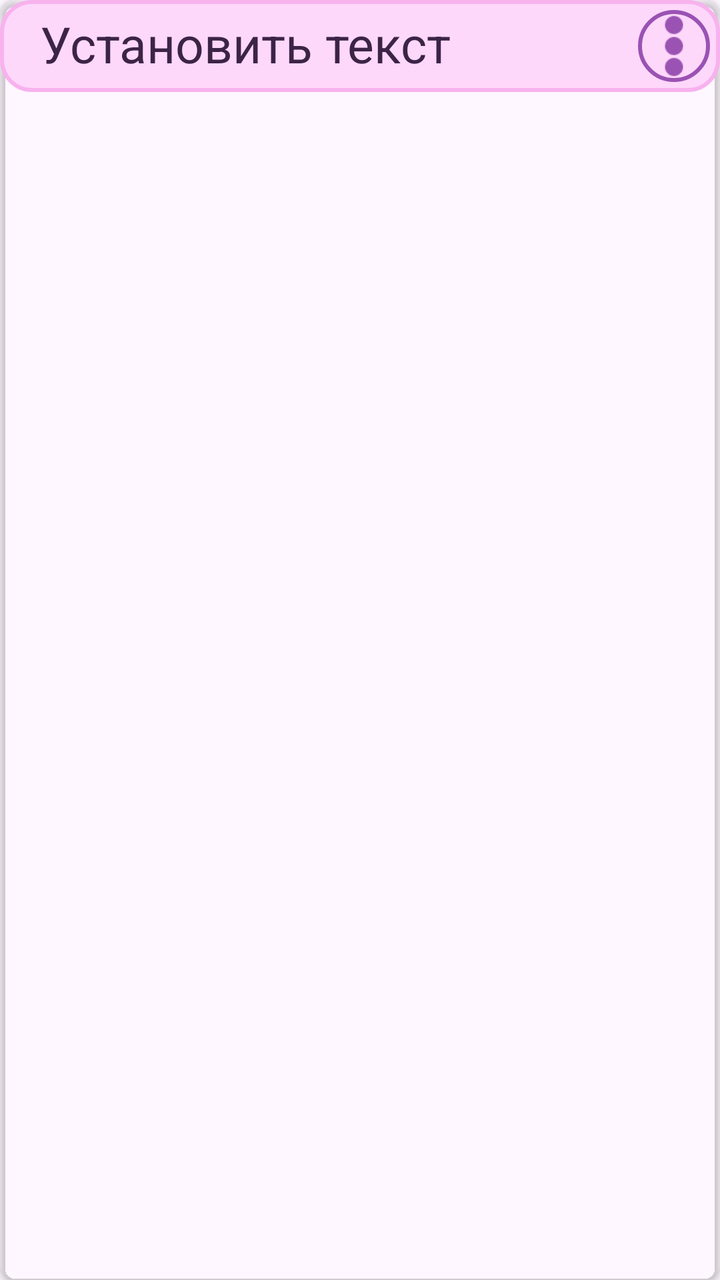
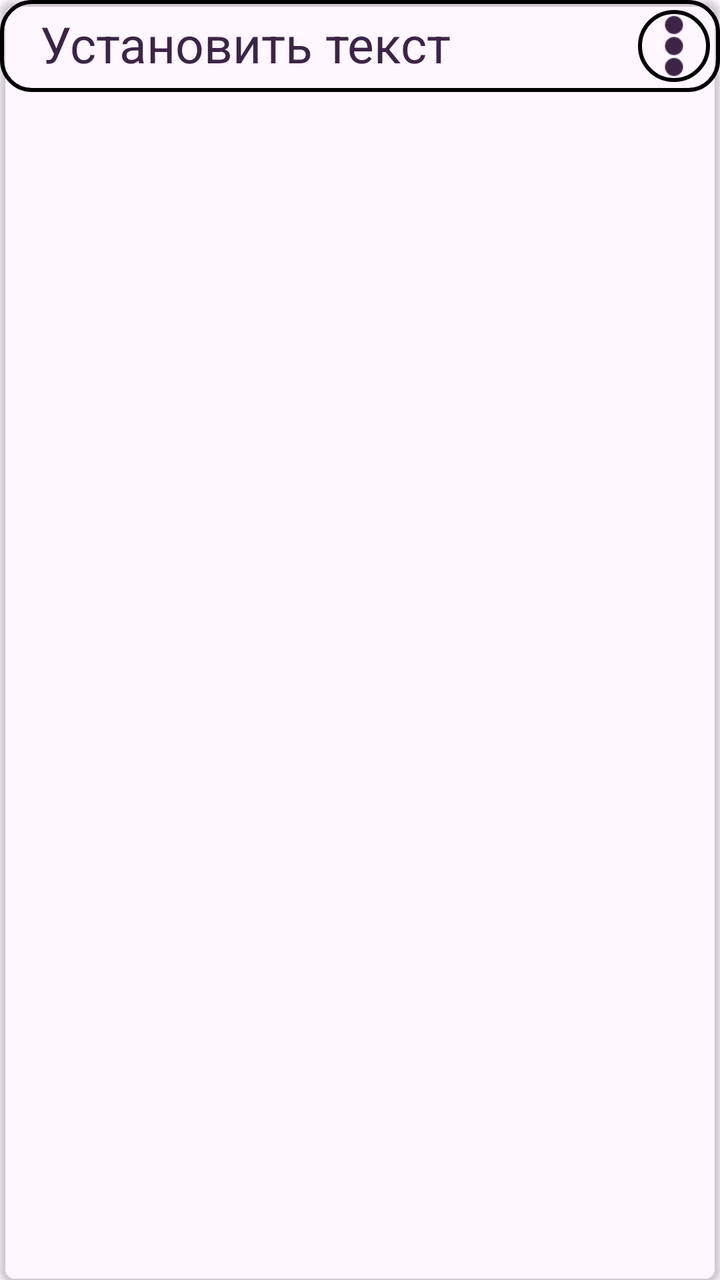

The first picture is an Android layout as it rendered before a commit; the second is the same layout after the commit. The layout source and the unified diff follow.
<!-- AndroidManifest.xml: application theme Theme.CharaDesk -->
<!-- res/layout/universe_item.xml -->
<?xml version="1.0" encoding="utf-8"?>
<androidx.cardview.widget.CardView xmlns:android="http://schemas.android.com/apk/res/android"
    xmlns:app="http://schemas.android.com/apk/res-auto"
    android:layout_width="match_parent"
    android:layout_height="wrap_content"
    android:layout_margin="4dp"
    app:cardCornerRadius="8dp"
    app:cardElevation="2dp"
    android:backgroundTint="@color/transparent">
    <LinearLayout
        android:layout_width="match_parent"
        android:layout_height="wrap_content"
        android:orientation="vertical">
        <include layout="@layout/note_menu"/>
        <LinearLayout
            android:layout_width="match_parent"
            android:layout_height="wrap_content"
            android:background="@drawable/rounded_text_sub"
            android:orientation="horizontal"
            android:layout_gravity="center"
            android:padding="@dimen/paddingL"
            >
            <TextView
                android:id="@+id/profile_name"
                android:layout_weight="1"
                android:layout_width="match_parent"
                android:layout_height="match_parent"
                android:text="Установить текст"
                android:textColor="@color/black_title"
                android:textSize="@dimen/SubText"
                android:paddingRight="@dimen/paddingB"
                android:paddingLeft="@dimen/paddingB" />
            <ImageButton
                android:layout_width="36dp"
                android:layout_height="36dp"
                android:scaleType="centerCrop"
                android:onClick="onClickMenu"
                android:layout_gravity="center"
                android:background="@drawable/rounded_buttons"
                app:tint="@color/CharaBorder"
                android:src="@drawable/icon_menu" />
        </LinearLayout>
    </LinearLayout>

</androidx.cardview.widget.CardView>
<!-- res/layout/note_menu.xml (included above) -->
<?xml version="1.0" encoding="utf-8"?>
<LinearLayout xmlns:android="http://schemas.android.com/apk/res/android"
    xmlns:app="http://schemas.android.com/apk/res-auto"
    android:id="@+id/button_panel"
    android:layout_width="match_parent"
    android:layout_height="wrap_content"
    android:visibility="gone"
    android:orientation="horizontal">
    <ImageButton
        android:layout_width="36dp"
        android:layout_height="36dp"
        android:scaleType="centerCrop"
        android:onClick="onClickUp"
        android:src="@drawable/icon_up"
        android:background="@drawable/rounded_buttons"
        app:tint="@color/CharaBorder"
        android:layout_margin="@dimen/paddingL"/>
    <ImageButton
        android:layout_width="36dp"
        android:layout_height="36dp"
        android:scaleType="centerCrop"
        android:onClick="onClickDown"
        android:src="@drawable/icon_down"
        android:background="@drawable/rounded_buttons"
        app:tint="@color/CharaBorder"
        android:layout_margin="@dimen/paddingL"/>
    <ImageButton
        android:id="@+id/export_button"
        android:layout_width="36dp"
        android:layout_height="36dp"
        android:scaleType="centerCrop"
        android:onClick="onClickExport"
        android:src="@drawable/icon_export"
        android:background="@drawable/rounded_buttons"
        app:tint="@color/CharaBorder"
        android:layout_margin="@dimen/paddingL"/>
    <View
        android:layout_weight="1"
        android:layout_width="0dp"
        android:layout_height="0dp"
        />
    <ImageButton
        android:layout_width="36dp"
        android:layout_height="36dp"
        android:scaleType="centerCrop"
        android:onClick="onClickDelete"
        android:src="@drawable/icon_delete"
        android:background="@drawable/rounded_buttons"
        app:tint="@color/CharaBorder"
        android:layout_margin="@dimen/paddingL"/>
</LinearLayout>
<!-- resources referenced by this layout -->
<resources>
  <color name="CharaBorder">#9A52B3</color>
  <color name="black_title">#3C2447</color>
  <color name="transparent">#00C53143</color>
  <dimen name="SubText">25sp</dimen>
  <dimen name="paddingB">15dp</dimen>
  <dimen name="paddingL">5dp</dimen>
  <!-- drawable icon_delete: png bitmap (drawable, 1522 bytes) -->
  <!-- drawable icon_down: png bitmap (drawable, 1559 bytes) -->
  <!-- drawable icon_export: png bitmap (drawable, 1292 bytes) -->
  <!-- drawable icon_menu: png bitmap (drawable, 616 bytes) -->
  <!-- drawable icon_up: png bitmap (drawable, 1456 bytes) -->
  <!-- drawable rounded_buttons (drawable) -->
  <?xml version="1.0" encoding="utf-8"?>
  <shape xmlns:android="http://schemas.android.com/apk/res/android">
      <solid android:color="@color/CharaIcon" />
      <stroke
          android:width="2dp"
          android:color="@color/CharaIconBorder" />
      <corners android:radius="5000dp" />
  </shape>
  <!-- drawable rounded_text_sub (drawable) -->
  <?xml version="1.0" encoding="utf-8"?>
  <shape xmlns:android="http://schemas.android.com/apk/res/android">
      <solid android:color="@color/CharaBackgroundSub" />
      <stroke
          android:width="2dp"
      android:color="@color/CharaBorderSub" />
      <corners android:radius="15dp" />
  </shape>
  <style name="Theme.CharaDesk" parent="Base.Theme.CharaDesk" />
  <color name="CharaIcon">#FED8FB</color>
  <color name="CharaIconBorder">#9A52B3</color>
  <color name="CharaBackgroundSub">#FED8FB</color>
  <color name="CharaBorderSub">#F8B2EE</color>
  <style name="Base.Theme.CharaDesk" parent="Theme.Material3.DayNight.NoActionBar">
          
          
      </style>
</resources>

<!-- the commit's change to res/layout/universe_item.xml (unified diff, before → after) -->
@@ -37,7 +37,7 @@
                 android:onClick="onClickMenu"
                 android:layout_gravity="center"
                 android:background="@drawable/rounded_buttons"
-                app:tint="@color/CharaBorder"
+                app:tint="?attr/colorBorder"
                 android:src="@drawable/icon_menu" />
         </LinearLayout>
     </LinearLayout>
@@ -59,7 +59,7 @@
         android:onClick="onClickUp"
         android:src="@drawable/icon_up"
         android:background="@drawable/rounded_buttons"
-        app:tint="@color/CharaBorder"
+        app:tint="?attr/colorBorder"
         android:layout_margin="@dimen/paddingL"/>
     <ImageButton
         android:layout_width="36dp"
@@ -68,7 +68,7 @@
         android:onClick="onClickDown"
         android:src="@drawable/icon_down"
         android:background="@drawable/rounded_buttons"
-        app:tint="@color/CharaBorder"
+        app:tint="?attr/colorBorder"
         android:layout_margin="@dimen/paddingL"/>
     <ImageButton
         android:id="@+id/export_button"
@@ -78,7 +78,7 @@
         android:onClick="onClickExport"
         android:src="@drawable/icon_export"
         android:background="@drawable/rounded_buttons"
-        app:tint="@color/CharaBorder"
+        app:tint="?attr/colorBorder"
         android:layout_margin="@dimen/paddingL"/>
     <View
         android:layout_weight="1"
@@ -92,6 +92,6 @@
         android:onClick="onClickDelete"
         android:src="@drawable/icon_delete"
         android:background="@drawable/rounded_buttons"
-        app:tint="@color/CharaBorder"
+        app:tint="?attr/colorBorder"
         android:layout_margin="@dimen/paddingL"/>
 </LinearLayout>
<!-- resource entries referenced after the edit -->
@@ -1,6 +1,5 @@
 <!-- resources referenced by this layout -->
 <resources>
-  <color name="CharaBorder">#9A52B3</color>
   <color name="black_title">#3C2447</color>
   <color name="transparent">#00C53143</color>
   <dimen name="SubText">25sp</dimen>
@@ -14,29 +13,24 @@
   <!-- drawable rounded_buttons (drawable) -->
   <?xml version="1.0" encoding="utf-8"?>
   <shape xmlns:android="http://schemas.android.com/apk/res/android">
-      <solid android:color="@color/CharaIcon" />
+      <solid android:color="?attr/colorIcon" />
       <stroke
           android:width="2dp"
-          android:color="@color/CharaIconBorder" />
+          android:color="?attr/colorIconBorder" />
       <corners android:radius="5000dp" />
   </shape>
   <!-- drawable rounded_text_sub (drawable) -->
   <?xml version="1.0" encoding="utf-8"?>
   <shape xmlns:android="http://schemas.android.com/apk/res/android">
-      <solid android:color="@color/CharaBackgroundSub" />
+      <solid android:color="?attr/colorBackgroundSub" />
       <stroke
           android:width="2dp"
-      android:color="@color/CharaBorderSub" />
+      android:color="?attr/colorBorderSub" />
       <corners android:radius="15dp" />
   </shape>
   <style name="Theme.CharaDesk" parent="Base.Theme.CharaDesk" />
-  <color name="CharaIcon">#FED8FB</color>
-  <color name="CharaIconBorder">#9A52B3</color>
-  <color name="CharaBackgroundSub">#FED8FB</color>
-  <color name="CharaBorderSub">#F8B2EE</color>
   <style name="Base.Theme.CharaDesk" parent="Theme.Material3.DayNight.NoActionBar">
-          
-          
+  
       </style>
 </resources>
 
